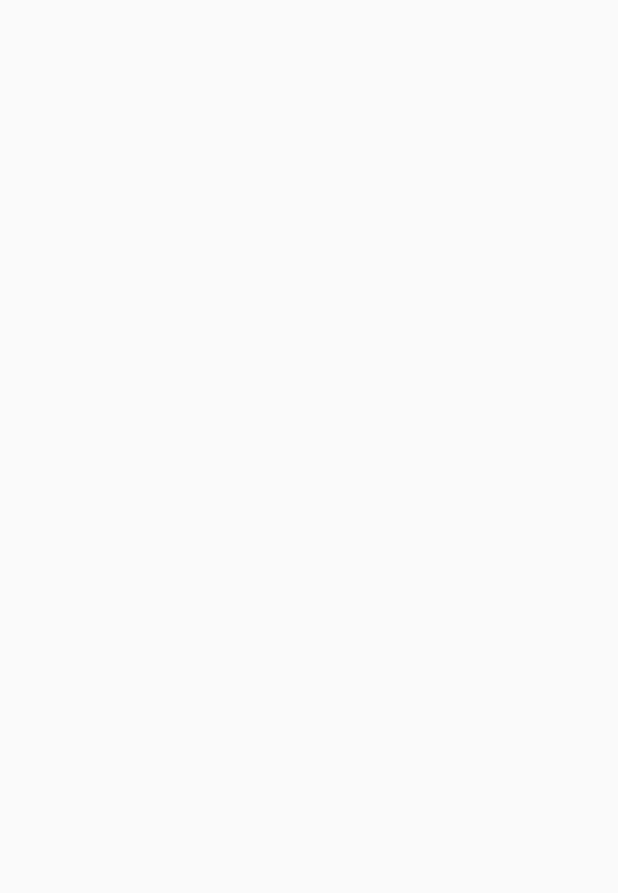
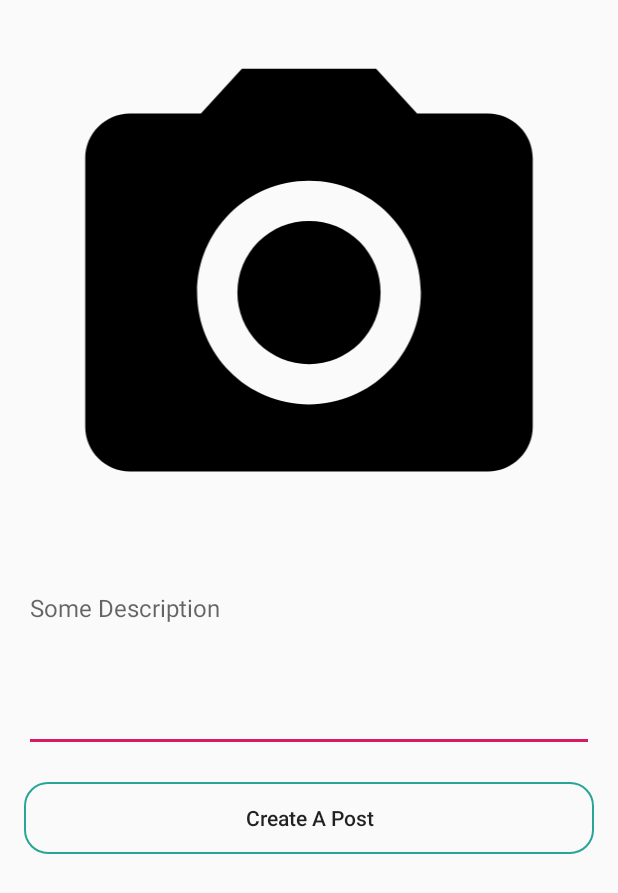
Before and after one commit to KenNguch/InstagramClone, an Android app: the PostActivity screen opened directly, with no data from a screen before it, on a phone screen of 412 x 824 dp. Before the commit the part shown is empty. Shown: the top 893 px of the screen. Run offline under Robolectric (Android 15) with nearby library versions, the phone set to English and light mode, and no system bars; pictures from the network do not load.

Commit message:
Added Load Image In The Post

```diff
--- a/app/build.gradle
+++ b/app/build.gradle
@@ -37,4 +37,8 @@ dependencies {
     implementation 'androidx.navigation:navigation-ui:2.0.0'
     implementation 'de.hdodenhof:circleimageview:3.0.0'
     implementation 'com.google.android.material:material:1.0.0'
+    implementation 'com.github.bumptech.glide:glide:4.9.0'
+    annotationProcessor 'com.github.bumptech.glide:compiler:4.9.0'
+
+
 }
--- a/app/src/main/java/kennguch/github/instagram/LoginActivity.java
+++ b/app/src/main/java/kennguch/github/instagram/LoginActivity.java
@@ -16,7 +16,6 @@ import com.google.android.gms.tasks.OnCompleteListener;
 import com.google.android.gms.tasks.Task;
 import com.google.firebase.auth.AuthResult;
 import com.google.firebase.auth.FirebaseAuth;
-import com.google.firebase.auth.FirebaseUser;
 
 public class LoginActivity extends AppCompatActivity {
 
--- a/app/src/main/java/kennguch/github/instagram/MainActivity.java
+++ b/app/src/main/java/kennguch/github/instagram/MainActivity.java
@@ -34,7 +34,7 @@ public class MainActivity extends AppCompatActivity {
                             break;
                         case R.id.action_post:
                             startActivity(new Intent(MainActivity.this, PostActivity.class));
-                            finish();
+
                             break;
                         case R.id.action_favourite:
                             selectFragment = new FavouriteFragments();
--- a/app/src/main/java/kennguch/github/instagram/PostActivity.java
+++ b/app/src/main/java/kennguch/github/instagram/PostActivity.java
@@ -1,19 +1,67 @@
 package kennguch.github.instagram;
 
+import android.content.Intent;
+import android.net.Uri;
 import android.os.Bundle;
+import android.view.View;
+import android.widget.Button;
+import android.widget.EditText;
+import android.widget.ImageView;
 
+import androidx.annotation.Nullable;
 import androidx.appcompat.app.AppCompatActivity;
 
+import com.bumptech.glide.Glide;
+
 public class PostActivity extends AppCompatActivity {
+
+
+    private static int PICTURE_RESULT = 100;
+    EditText mPostDescription;
+    Button mPost;
+    ImageView mImage;
 
     @Override
     protected void onCreate(Bundle savedInstanceState) {
         super.onCreate(savedInstanceState);
         setContentView(R.layout.activity_post);
+        initializer();
+
+        mImage.setOnClickListener(new View.OnClickListener() {
+            @Override
+            public void onClick(View view) {
+                openGallery();
+            }
+        });
+
+    }
+
+    private void openGallery() {
+
+        Intent intent = new Intent(Intent.ACTION_GET_CONTENT);
+        intent.setType("image/*");
+        intent.putExtra(Intent.EXTRA_LOCAL_ONLY, true);
+        startActivityForResult(Intent.createChooser(intent, "Insert Image"), PICTURE_RESULT);
 
 
+    }
+
+    @Override
+    protected void onActivityResult(int requestCode, int resultCode, @Nullable Intent data) {
+        super.onActivityResult(requestCode, resultCode, data);
 
 
+        if (requestCode == PICTURE_RESULT && resultCode == RESULT_OK && data != null) {
+            Uri mUri = data.getData();
+            Glide.with(this).load(mUri).into(mImage);
+        }
+    }
+
+    private void initializer() {
+        mPostDescription = findViewById(R.id.post_description);
+
+        mPost = findViewById(R.id.btn_create_post);
+        mImage = findViewById(R.id.post_image);
 
 
     }
--- a/app/src/main/java/kennguch/github/instagram/adapter/PostAdapter.java
+++ b/app/src/main/java/kennguch/github/instagram/adapter/PostAdapter.java
@@ -5,7 +5,6 @@ import android.content.Context;
 import android.view.LayoutInflater;
 import android.view.View;
 import android.view.ViewGroup;
-import android.widget.TextView;
 
 import androidx.annotation.NonNull;
 import androidx.recyclerview.widget.RecyclerView;
@@ -21,7 +20,7 @@ public class PostAdapter extends RecyclerView.Adapter<PostAdapter.PostViewHolder
     public PostViewHolder onCreateViewHolder(@NonNull ViewGroup parent, int viewType) {
 
 
-        View view = LayoutInflater.from(parent.getContext()).inflate(R.layout.post_list, parent,false);
+        View view = LayoutInflater.from(parent.getContext()).inflate(R.layout.post_list, parent, false);
 
         return new PostViewHolder(view);
     }
@@ -36,7 +35,7 @@ public class PostAdapter extends RecyclerView.Adapter<PostAdapter.PostViewHolder
         return 5;
     }
 
-    class PostViewHolder extends RecyclerView.ViewHolder{
+    class PostViewHolder extends RecyclerView.ViewHolder {
 
 
         public PostViewHolder(@NonNull View itemView) {
--- a/app/src/main/java/kennguch/github/instagram/fragments/HomeFragment.java
+++ b/app/src/main/java/kennguch/github/instagram/fragments/HomeFragment.java
@@ -26,16 +26,14 @@ public class HomeFragment extends Fragment {
 
     @Override
     public View onCreateView(LayoutInflater inflater, ViewGroup container, Bundle savedInstanceState) {
-        View view = inflater.inflate(R.layout.fragment_home,container,false);
+        View view = inflater.inflate(R.layout.fragment_home, container, false);
 
 
-        mRecyclerView= view.findViewById(R.id.home_recycler_view);
+        mRecyclerView = view.findViewById(R.id.home_recycler_view);
         mAdapter = new PostAdapter();
 
         mRecyclerView.setLayoutManager(new LinearLayoutManager(getContext()));
         mRecyclerView.setAdapter(mAdapter);
-
-
 
 
         return view;
--- /dev/null
+++ b/app/src/main/res/drawable/ic_camera.xml
@@ -0,0 +1,12 @@
+<vector xmlns:android="http://schemas.android.com/apk/res/android"
+    android:width="24dp"
+    android:height="24dp"
+    android:viewportWidth="24.0"
+    android:viewportHeight="24.0">
+    <path
+        android:fillColor="#FF000000"
+        android:pathData="M12,12m-3.2,0a3.2,3.2 0,1 1,6.4 0a3.2,3.2 0,1 1,-6.4 0" />
+    <path
+        android:fillColor="#FF000000"
+        android:pathData="M9,2L7.17,4L4,4c-1.1,0 -2,0.9 -2,2v12c0,1.1 0.9,2 2,2h16c1.1,0 2,-0.9 2,-2L22,6c0,-1.1 -0.9,-2 -2,-2h-3.17L15,2L9,2zM12,17c-2.76,0 -5,-2.24 -5,-5s2.24,-5 5,-5 5,2.24 5,5 -2.24,5 -5,5z" />
+</vector>
--- a/app/src/main/res/layout/activity_post.xml
+++ b/app/src/main/res/layout/activity_post.xml
@@ -1,9 +1,40 @@
 <?xml version="1.0" encoding="utf-8"?>
-<androidx.coordinatorlayout.widget.CoordinatorLayout xmlns:android="http://schemas.android.com/apk/res/android"
+<LinearLayout xmlns:android="http://schemas.android.com/apk/res/android"
     xmlns:tools="http://schemas.android.com/tools"
     android:layout_width="match_parent"
     android:layout_height="match_parent"
+    android:orientation="vertical"
+    android:padding="16dp"
+    android:weightSum="100"
     tools:context=".PostActivity">
 
+    <ImageView
+        android:id="@+id/post_image"
+        android:layout_width="match_parent"
+        android:layout_height="0dp"
+        android:layout_weight="60"
+        android:src="@drawable/ic_camera" />
 
-</androidx.coordinatorlayout.widget.CoordinatorLayout>
+
+    <EditText
+        android:id="@+id/post_description"
+        android:layout_width="match_parent"
+        android:layout_height="wrap_content"
+        android:layout_marginTop="10dp"
+        android:gravity="top|start"
+        android:hint="@string/some_description"
+        android:inputType="textMultiLine"
+        android:lines="5"
+        android:textSize="16sp" />
+
+    <Button
+        android:id="@+id/btn_create_post"
+        android:layout_width="match_parent"
+        android:layout_height="wrap_content"
+        android:layout_marginTop="20dp"
+        android:background="@drawable/button"
+        android:text="@string/create_a_post"
+        android:textAllCaps="false" />
+
+
+</LinearLayout>
--- a/app/src/main/res/values/strings.xml
+++ b/app/src/main/res/values/strings.xml
@@ -18,4 +18,6 @@
     <string name="comments">comments</string>
     <string name="_2_views">2 Views</string>
     <string name="not_a_member">Not A Member</string>
+    <string name="some_description">Some Description</string>
+    <string name="create_a_post">Create A Post</string>
 </resources>
```
Also changed, not shown: app/src/main/res/drawable/ic_comment.xml (+5 -5 lines), app/src/main/res/drawable/ic_more_ver.xml (+5 -5 lines), app/src/main/res/drawable/ic_save.xml (+5 -5 lines), app/src/main/res/drawable/ic_send.xml (+5 -5 lines), app/src/main/res/layout/fragment_home.xml (+4 -11 lines), app/src/main/res/layout/post_list.xml (+10 -10 lines).
